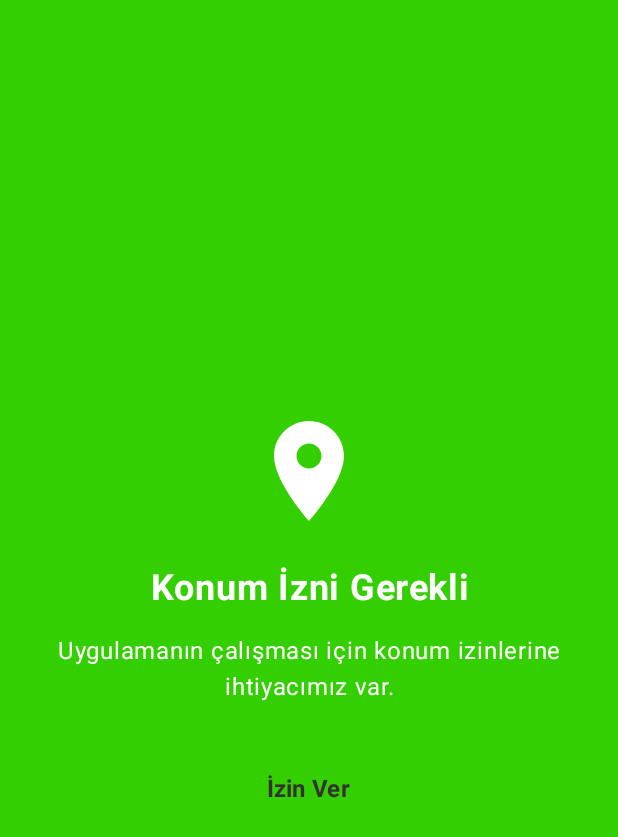
After one commit to MertTalas/LocationTracker, an Android app built with Jetpack Compose: the composable SplashScreen shown on its own in the app's theme, on a phone screen of 412 x 824 dp. The commit adds this screen. Shown: the top 837 px of the screen. Run offline under Robolectric (Android 15) with nearby library versions, the phone set to English and light mode, and no system bars.

Commit message:
Fix permission logic and string resources

```diff
--- /dev/null
+++ b/app/src/main/java/com/mert/locationtracker/presentation/ui/SplashScreen.kt
@@ -0,0 +1,124 @@
+package com.mert.locationtracker.presentation.ui
+
+import androidx.compose.animation.core.animateFloatAsState
+import androidx.compose.animation.core.tween
+import androidx.compose.foundation.background
+import androidx.compose.foundation.layout.Box
+import androidx.compose.foundation.layout.Column
+import androidx.compose.foundation.layout.Spacer
+import androidx.compose.foundation.layout.fillMaxSize
+import androidx.compose.foundation.layout.height
+import androidx.compose.foundation.layout.padding
+import androidx.compose.foundation.layout.size
+import androidx.compose.material.icons.Icons
+import androidx.compose.material.icons.filled.LocationOn
+import androidx.compose.material3.Button
+import androidx.compose.material3.Icon
+import androidx.compose.material3.MaterialTheme
+import androidx.compose.material3.Text
+import androidx.compose.runtime.Composable
+import androidx.compose.runtime.LaunchedEffect
+import androidx.compose.runtime.getValue
+import androidx.compose.runtime.mutableStateOf
+import androidx.compose.runtime.remember
+import androidx.compose.runtime.setValue
+import androidx.compose.ui.Alignment
+import androidx.compose.ui.Modifier
+import androidx.compose.ui.draw.alpha
+import androidx.compose.ui.graphics.Color
+import androidx.compose.ui.res.stringResource
+import androidx.compose.ui.text.font.FontWeight
+import androidx.compose.ui.text.style.TextAlign
+import androidx.compose.ui.unit.dp
+import androidx.compose.ui.unit.sp
+import com.mert.locationtracker.R
+import kotlinx.coroutines.delay
+
+@Composable
+fun SplashScreen(
+    onPermissionsGranted: () -> Unit,
+    onRequestPermissions: () -> Unit,
+    hasRequiredPermissions: Boolean,
+    isRequestingPermissions: Boolean
+) {
+    var startAnimation by remember { mutableStateOf(false) }
+    var showPermissionRequest by remember { mutableStateOf(false) }
+
+    val alphaAnim = animateFloatAsState(
+        targetValue = if (startAnimation) 1f else 0f,
+        animationSpec = tween(durationMillis = 1000),
+        label = "splash_alpha"
+    )
+
+    LaunchedEffect(key1 = true) {
+        startAnimation = true
+        delay(1500)
+
+        if (hasRequiredPermissions) {
+            onPermissionsGranted()
+        } else {
+            showPermissionRequest = true
+        }
+    }
+
+    LaunchedEffect(isRequestingPermissions) {
+        if (!isRequestingPermissions && hasRequiredPermissions) {
+            onPermissionsGranted()
+        }
+    }
+
+    Box(
+        modifier = Modifier
+            .fillMaxSize()
+            .background(MaterialTheme.colorScheme.primary),
+        contentAlignment = Alignment.Center
+    ) {
+        if (showPermissionRequest) {
+            Column(
+                modifier = Modifier
+                    .padding(32.dp)
+                    .alpha(alphaAnim.value),
+                horizontalAlignment = Alignment.CenterHorizontally
+            ) {
+                Icon(
+                    imageVector = Icons.Default.LocationOn,
+                    contentDescription = stringResource(R.string.splash_icon_content_desc),
+                    tint = Color.White,
+                    modifier = Modifier.size(80.dp)
+                )
+
+                Spacer(modifier = Modifier.height(24.dp))
+
+                Text(
+                    text = stringResource(R.string.splash_title),
+                    color = Color.White,
+                    fontSize = 24.sp,
+                    fontWeight = FontWeight.Bold,
+                    textAlign = TextAlign.Center
+                )
+
+                Spacer(modifier = Modifier.height(16.dp))
+
+                Text(
+                    text = stringResource(R.string.splash_description),
+                    color = Color.White,
+                    fontSize = 16.sp,
+                    textAlign = TextAlign.Center
+                )
+
+                Spacer(modifier = Modifier.height(32.dp))
+
+                Button(
+                    onClick = onRequestPermissions,
+                    modifier = Modifier.padding(horizontal = 32.dp)
+                ) {
+                    Text(
+                        text = stringResource(R.string.permission_btn_text),
+                        fontSize = 16.sp,
+                        fontWeight = FontWeight.Bold
+                    )
+                }
+            }
+        }
+    }
+}
--- a/app/src/main/res/values/strings.xml
+++ b/app/src/main/res/values/strings.xml
@@ -1,3 +1,13 @@
 <resources>
     <string name="app_name">LocationTracker</string>
+    <string name="splash_icon_content_desc">Konum İzni</string>
+    <string name="splash_title">Konum İzni Gerekli</string>
+    <string name="splash_description">Uygulamanın çalışması için konum izinlerine ihtiyacımız var.</string>
+    <string name="permission_icon_content_desc">Konum Takipçisi Logo</string>
+    <string name="permission_btn_text">İzin Ver</string>
+    <string name="marker_title">Konum</string>
+    <string name="tracking_btn_stop">Konumu Takip Etmeyi Durdur</string>
+    <string name="tracking_btn_follow">Konumu Takip Et</string>
+    <string name="reset_route_btn">Rotayı Sıfırla</string>
+    <string name="point_my_location_icon_cd">Konumuma Git</string>
 </resources>
```
Also changed, not shown: app/src/main/java/com/mert/locationtracker/MainActivity.kt (+82 -20 lines), app/src/main/java/com/mert/locationtracker/data/service/LocationService.kt (+4 -4 lines), app/src/main/java/com/mert/locationtracker/presentation/ui/MapScreen.kt (+47 -4 lines).
